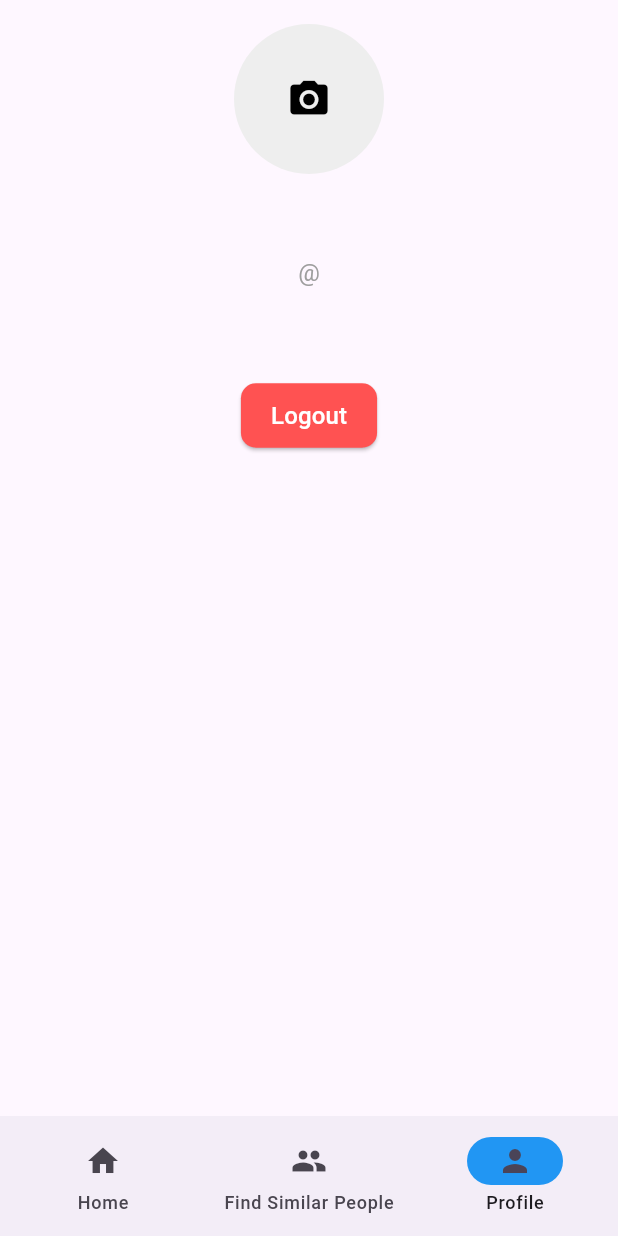
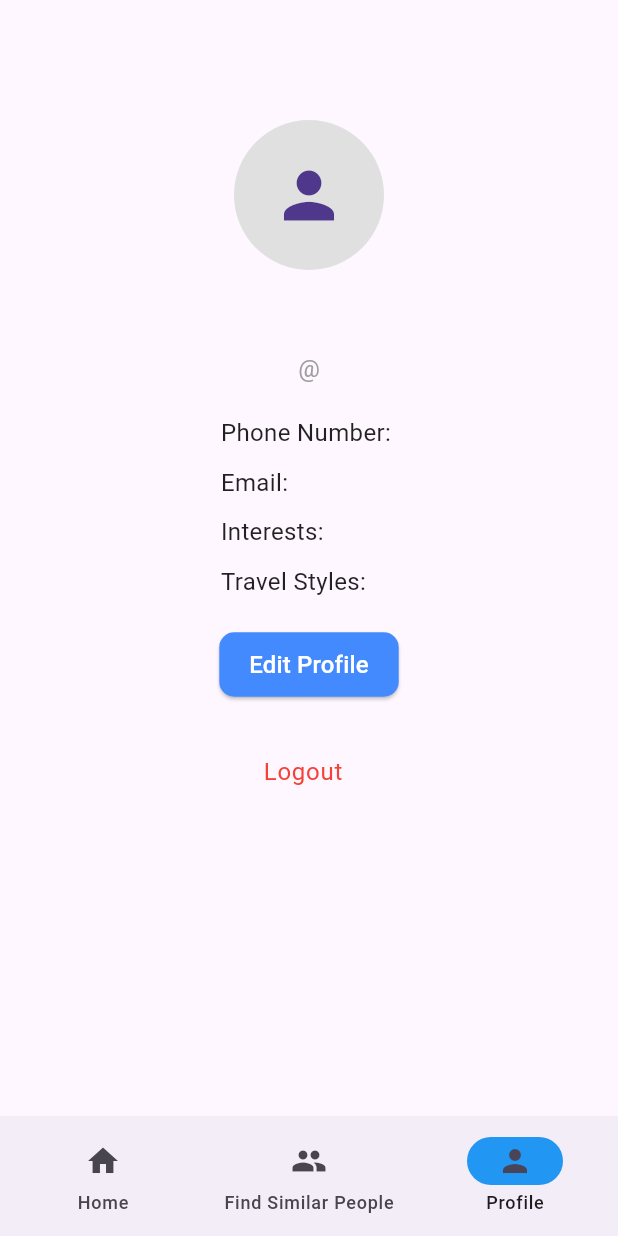
Before and after one commit to rdimaanojr/Hakbay, a Flutter app: the ProfilePage screen opened by its route, on a phone screen of 412 x 824 dp. Run offline on Flutter 3.47's test engine with Material 3 defaults, Android fonts, the light colour scheme and no system bars; our stand-ins replace cloud_firestore, firebase_auth, firebase_core, image_picker; accounts and stored records are empty; generated files the repository leaves out were written again.

Commit message:
feat: added profile page and edit profile

```diff
--- a/hakbay/lib/api/fb_user_api.dart
+++ b/hakbay/lib/api/fb_user_api.dart
@@ -63,4 +63,20 @@ class FirebaseUserAPI {
       return null;
     }
   }
+
+  Future<void> updateUser(String uid, String fname, String lname, String phone, List<String> interests, List<String> travelStyles, bool isPrivate) async {
+    try {
+      await db.collection('users').doc(uid).update({
+        'fname': fname,
+        'lname': lname,
+        'phone': phone,
+        'interests': interests,
+        'travelStyles': travelStyles,
+        'isPrivate': isPrivate,
+      });
+      print("User data updated successfully!");
+    } on FirebaseException catch (e) {
+      print('Error updating user data: ${e.message}');
+    }
+  }
 }
--- a/hakbay/lib/models/user_model.dart
+++ b/hakbay/lib/models/user_model.dart
@@ -6,9 +6,24 @@ class AppUser {
   String lname;
   String username;
   String email;
+  String phone;
+  List<String> interests;
+  List<String> travelStyles;
+  String? profilePic;
+  bool isPrivate;
 
-  AppUser({this.uid, required this.fname, required this.lname,
-  required this.username, required this.email});
+  AppUser({
+    this.uid,
+    required this.fname,
+    required this.lname,
+    required this.username,
+    required this.email,
+    this.phone = '',
+    this.interests = const [],
+    this.travelStyles = const [],
+    this.profilePic,
+    this.isPrivate = false,
+  });
 
   // Factory constructor to instantiate object from json format
   factory AppUser.fromJson(Map<String, dynamic> json) {
@@ -18,6 +33,11 @@ class AppUser {
       lname: json['lname'],
       username: json['username'],
       email: json['email'],
+      phone: json['phone'] ?? '',
+      interests: List<String>.from(json['interests'] ?? []),
+      travelStyles: List<String>.from(json['travelStyles'] ?? []),
+      profilePic: json['profilePic'],
+      isPrivate: json['isPrivate'] ?? false,
     );
   }
 
@@ -27,8 +47,18 @@ class AppUser {
   }
 
   Map<String, dynamic> toJson() {
-    return {'uid': uid, 'fname': fname, 'lname': lname, 'username': username,
-    'email': email};
+    return {
+      'uid': uid,
+      'fname': fname,
+      'lname': lname,
+      'username': username,
+      'email': email,
+      'phone': phone,
+      'interests': interests,
+      'travelStyles': travelStyles,
+      'profilePic': profilePic,
+      'isPrivate': isPrivate,
+    };
   }
 
 }
--- a/hakbay/lib/providers/user_provider.dart
+++ b/hakbay/lib/providers/user_provider.dart
@@ -6,6 +6,9 @@ import 'package:hakbay/models/user_model.dart';
 class UserProvider with ChangeNotifier {
   late FirebaseUserAPI userAPI = FirebaseUserAPI();
   Map<String, dynamic>? _userData;
+  AppUser? _user;
+
+  AppUser? get user => _user;
 
   Future<Map<String, dynamic>?> fetchUserData(String uid) async {
     _userData = await userAPI.getUser(uid);
@@ -29,5 +32,17 @@ class UserProvider with ChangeNotifier {
     return await userAPI.getEmailByUsername(username);
   }
 
+  Future<void> updateUser(String uid, String fname, String lname, String phone, List<String> interests, List<String> travelStyles, bool isPrivate) async {
+    await userAPI.updateUser(
+      uid,
+      fname,
+      lname,
+      phone,
+      interests,
+      travelStyles,
+      isPrivate
+    );
+    notifyListeners();
+  }
 
 }
--- a/hakbay/lib/screens/profile_page.dart
+++ b/hakbay/lib/screens/profile_page.dart
@@ -1,3 +1,4 @@
+import 'dart:convert';
 import 'dart:io';
 import 'package:firebase_auth/firebase_auth.dart';
 import 'package:flutter/material.dart';
@@ -5,8 +6,9 @@ import 'package:hakbay/models/user_model.dart';
 import 'package:hakbay/providers/auth_provider.dart';
 import 'package:hakbay/providers/user_provider.dart';
 import 'package:hakbay/commons/bottom_navbar.dart';
+import 'package:hakbay/screens/edit_profile_page.dart';
+import 'package:image_picker/image_picker.dart';
 import 'package:provider/provider.dart';
-import 'package:image_picker/image_picker.dart';
 
 class ProfilePage extends StatefulWidget {
   const ProfilePage({super.key});
@@ -16,9 +18,10 @@ class ProfilePage extends StatefulWidget {
 }
 
 class _ProfileState extends State<ProfilePage> {
+
+  String? base64Image;
   AppUser? user;
   final String uid = FirebaseAuth.instance.currentUser!.uid;
-  File? imageFile;
 
   @override
   void initState() {
@@ -42,6 +45,47 @@ class _ProfileState extends State<ProfilePage> {
     }
   }
 
+  Future<void> pickImage() async {
+    final image = await ImagePicker().pickImage(
+      source: await showDialog<ImageSource>(
+            context: context,
+            builder: (context) => AlertDialog(
+              title: const Text("Select Image Source"),
+              actions: [
+                TextButton(
+                  onPressed: () => Navigator.pop(context, ImageSource.camera),
+                  child: const Text("Camera"),
+                ),
+                TextButton(
+                  onPressed: () => Navigator.pop(context, ImageSource.gallery),
+                  child: const Text("Gallery"),
+                ),
+                TextButton(
+                  onPressed: () => Navigator.pop(context),
+                  child: const Text("Cancel"),
+                ),
+              ],
+            ),
+          ) ??
+          ImageSource.camera,
+    );
+
+    if (image != null) {
+      final file = File(image.path);
+      final bytes = await file.readAsBytes();
+      final encoded = base64Encode(bytes);
+
+      // // Save the profile picture to the database
+      // await context.read<UserProvider>().fireBaseService.updateUser(uid, {
+      //   'profilePic': encoded,
+      // } as String);
+
+      setState(() {
+        base64Image = encoded;
+      });
+    }
+  }
+
   @override
   Widget build(BuildContext context) {
     if (user == null) {
@@ -50,35 +94,34 @@ class _ProfileState extends State<ProfilePage> {
       );
     }
 
+    final imageWidget = base64Image != null
+        ? Image.memory(
+            base64Decode(base64Image!),
+            fit: BoxFit.cover,
+          )
+        : const Icon(Icons.person, size: 50);
+
     return Scaffold(
       body: Padding(
-        padding: const EdgeInsets.all(16.0),
+        padding: const EdgeInsets.fromLTRB(16.0, 80.0, 16.0, 16.0),
         child: SingleChildScrollView(
           child: Center(
             child: Column(
                 children: [
-                Flexible(
-                  child: GestureDetector( // Button that will upload a picture from camera and display it in the form
-                  onTap: () async {
-                    final image = await ImagePicker().pickImage(
-                    source: ImageSource.camera,
-                    );
-
-                    setState(() {
-                      imageFile = image == null ? null : File(image.path);
-                    });
-                  },
+                GestureDetector(
+                  onTap: pickImage,
                   child: CircleAvatar(
                   radius: 50,
-                    backgroundColor: Colors.grey[200],
-                    backgroundImage: imageFile != null ? FileImage(imageFile!) : null,
-                    child: imageFile == null // Circle will display an icon when no picture is uploaded
-                      ? const Icon(Icons.photo_camera, size: 30, color: Colors.black)
-                      : null,
+                  backgroundColor: Colors.grey[300],
+                  child: ClipOval(
+                    child: SizedBox(width: 100, height: 100, child: imageWidget),
                   ),
                   ),
                 ),
                 const SizedBox(height: 20),
+                Center(
+                  child: Column(
+                  children: [
                     Text(
                     "${user!.fname} ${user!.lname}",
                     style: const TextStyle(fontSize: 20, fontWeight: FontWeight.bold, color: Colors.black87),
@@ -88,68 +131,75 @@ class _ProfileState extends State<ProfilePage> {
                     "@${user!.username}",
                     style: const TextStyle(fontSize: 16, color: Colors.grey),
                     ),
+                  ],
+                  ),
+                ),
                 const SizedBox(height: 20),
                 Column(
                   crossAxisAlignment: CrossAxisAlignment.start,
                   children: [
-                    // Text(
-                    //   "Phone Number: ${user!.phone}",
-                    //   style: const TextStyle(fontSize: 16, color: Colors.black87),
-                    // ),
-                    // const SizedBox(height: 10),
-                    // Text(
-                    //   "Email: ${user!.email}",
-                    //   style: const TextStyle(fontSize: 16, color: Colors.black87),
-                    // ),
-                    // const SizedBox(height: 10),
-                    // Text(
-                    //   "Interests: ${user!.interests.join(', ')}",
-                    //   style: const TextStyle(fontSize: 16, color: Colors.black87),
-                    // ),
-                    // const SizedBox(height: 10),
-                    // Text(
-                    //   "Travel Styles: ${user!.travelStyles.join(', ')}",
-                    //   style: const TextStyle(fontSize: 16, color: Colors.black87),
-                    // ),
+                  Text(
+                    "Phone Number: ${user!.phone}",
+                    style: const TextStyle(fontSize: 16, color: Colors.black87),
+                  ),
+                  const SizedBox(height: 10),
+                  Text(
+                    "Email: ${user!.email}",
+                    style: const TextStyle(fontSize: 16, color: Colors.black87),
+                  ),
+                  const SizedBox(height: 10),
+                  Text(
+                    "Interests: ${user!.interests.join(', ')}",
+                    style: const TextStyle(fontSize: 16, color: Colors.black87),
+                  ),
+                  const SizedBox(height: 10),
+                  Text(
+                    "Travel Styles: ${user!.travelStyles.join(', ')}",
+                    style: const TextStyle(fontSize: 16, color: Colors.black87),
+                  ),
                   const SizedBox(height: 20),
-                    // ElevatedButton(
-                    //   onPressed: () {
-                    //     Navigator.push(
-                    //     context,
-                    //     MaterialPageRoute(
-                    //       builder: (context) => EditProfilePage(),
-                    //     ),
-                    //     );
-                    //   },
-                    //   style: ElevatedButton.styleFrom(
-                    //     backgroundColor: Colors.blueAccent,
-                    //     padding: const EdgeInsets.symmetric(horizontal: 20, vertical: 10),
-                    //     shape: RoundedRectangleBorder(
-                    //     borderRadius: BorderRadius.circular(10),
-                    //   ),
-                    //   ),
-                    //   child: const Text(
-                    //     "Edit Profile",
-                    //     style: TextStyle(fontSize: 16, color: Colors.white),
-                    //   ),
-                    // ),
                   ],
                 ),
-                const SizedBox(height: 20),
                 ElevatedButton(
-                  onPressed: () {
-                    context.read<UserAuthProvider>().signOut();
+                  onPressed: () async{
+                    final result = Navigator.push(
+                      context,
+                      MaterialPageRoute(
+                      builder: (context) => EditProfilePage(user: user),
+                      ),
+                    );
+
+                    if (result == true) {
+                      await _loadUserData(); // Refresh user data after editing
+                    }
                   },
                   style: ElevatedButton.styleFrom(
-                    backgroundColor: Colors.redAccent,
+                  backgroundColor: Colors.blueAccent,
                   padding: const EdgeInsets.symmetric(horizontal: 20, vertical: 10),
                   shape: RoundedRectangleBorder(
                     borderRadius: BorderRadius.circular(10),
                   ),
                   ),
                   child: const Text(
+                  "Edit Profile",
+                  style: TextStyle(fontSize: 16, color: Colors.white),
+                  ),
+                ),
+                const SizedBox(height: 20),
+                Align(
+                  alignment: Alignment.bottomCenter,
+                  child: ListTile(
+                  onTap: () async {
+                    await context.read<UserAuthProvider>().signOut();
+                    Navigator.pushNamedAndRemoveUntil(
+                    context, "/", (route) => false);
+                  },
+                  title: const Center(
+                    child: Text(
                     "Logout",
-                    style: TextStyle(fontSize: 16, color: Colors.white),
+                    style: TextStyle(color: Colors.red),
+                    ),
+                  ),
                   ),
                 ),
               ],
```
Also changed, not shown: hakbay/lib/screens/edit_profile_page.dart (added, +132 -0 lines), hakbay/lib/screens/travel_plan_page.dart (+0 -18 lines). Lines whose indentation alone changed are shown as unchanged.
